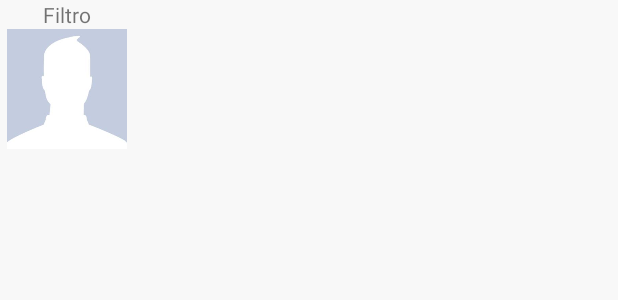
After one commit to davif10/instagram-android-java, an Android app: the layout adapter_filtros.xml on its own in the app's theme, with its tools: preview values and no code run, on a phone screen of 412 x 824 dp. The commit adds this screen. Shown: the top 300 px of the screen. Run offline under Robolectric (Android 15) with nearby library versions, the phone set to English and light mode, and no system bars.

Commit message:
-Carregando lista de filtros e aplicando na imagem

```diff
--- a/Instagram/app/src/main/res/layout/activity_filtro.xml
+++ b/Instagram/app/src/main/res/layout/activity_filtro.xml
@@ -6,18 +6,16 @@
     android:layout_height="wrap_content"
     android:fillViewport="true"
     tools:context=".activity.FiltroActivity">
-
     <LinearLayout
         android:layout_width="match_parent"
         android:layout_height="match_parent"
         android:orientation="vertical">
-
         <include layout="@layout/toobar" />
 
         <ImageView
             android:id="@+id/imageFotoEscolhida"
             android:layout_width="match_parent"
-            android:layout_height="420dp"
+            android:layout_height="320dp"
             android:scaleType="centerCrop"
             app:srcCompat="@drawable/avatar" />
 
--- /dev/null
+++ b/Instagram/app/src/main/res/layout/adapter_filtros.xml
@@ -0,0 +1,22 @@
+<?xml version="1.0" encoding="utf-8"?>
+<LinearLayout xmlns:android="http://schemas.android.com/apk/res/android"
+    xmlns:app="http://schemas.android.com/apk/res-auto"
+    android:layout_width="90dp"
+    android:layout_height="110dp"
+    android:orientation="vertical">
+
+    <TextView
+        android:id="@+id/textNomeFiltro"
+        android:layout_width="wrap_content"
+        android:layout_height="wrap_content"
+        android:layout_gravity="center_horizontal"
+        android:text="Filtro" />
+
+    <ImageView
+        android:id="@+id/imageFotoFiltro"
+        android:layout_width="80dp"
+        android:layout_height="80dp"
+        android:layout_gravity="center_horizontal"
+        android:scaleType="centerCrop"
+        app:srcCompat="@drawable/avatar" />
+</LinearLayout>
```
Also changed, not shown: Instagram/app/src/main/java/com/daviprojetos/instagram/activity/FiltroActivity.java (+75 -4 lines), Instagram/app/src/main/java/com/daviprojetos/instagram/adapter/AdapterMiniaturas.java (added, +60 -0 lines).
